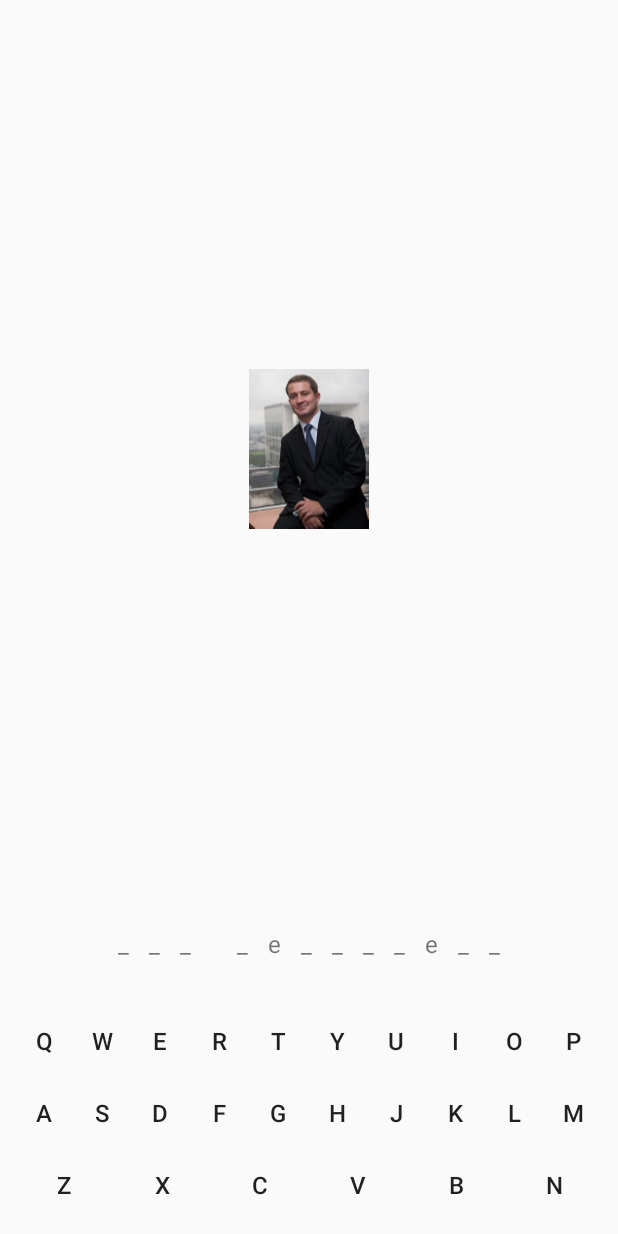
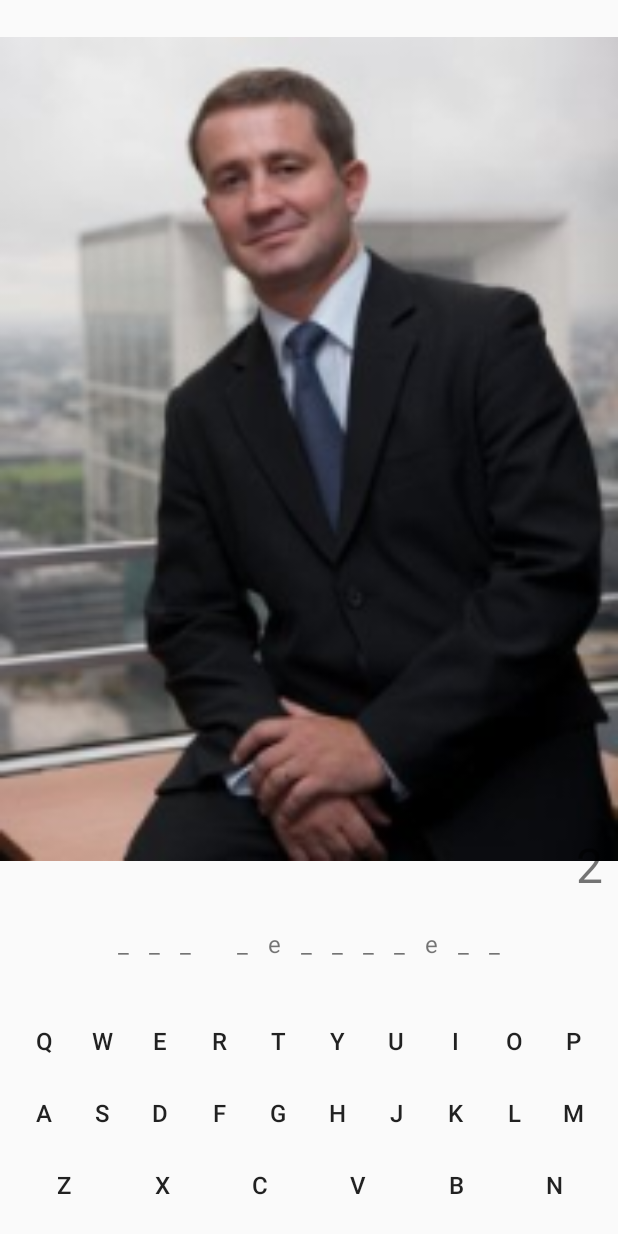
Before and after one commit to blacroix/xwhois-android, an Android app: the screen it shows after launch (GameActivity), after a tap on an icon or button, on a phone screen of 412 x 824 dp. Run offline under Robolectric (Android 15) with nearby library versions, the phone set to English and light mode, and no system bars; 2 other taps on this screen came first.

Commit message:
Loop game play

```diff
--- a/app/build.gradle
+++ b/app/build.gradle
@@ -38,6 +38,6 @@ dependencies {
     compile(
             'com.android.support:appcompat-v7:23.1.1',
             'com.android.support:design:23.1.1',
-            "org.jetbrains.kotlin:kotlin-stdlib:$kotlin_version"
+            "org.jetbrains.kotlin:kotlin-stdlib:$kotlin_version",
     )
 }
--- a/app/src/main/java/fr/xebia/xwhois/game/GameActivity.kt
+++ b/app/src/main/java/fr/xebia/xwhois/game/GameActivity.kt
@@ -5,6 +5,8 @@ import android.support.v7.app.AppCompatActivity
 import android.widget.Toast
 import fr.xebia.xwhois.R
 import fr.xebia.xwhois.keyboard.KeyboardView
+import fr.xebia.xwhois.person.Person
+import kotlinx.android.synthetic.main.activity_game.*
 import kotlinx.android.synthetic.main.view_hole_fields.*
 import kotlinx.android.synthetic.main.view_keyboard.*
 
@@ -15,11 +17,10 @@ class GameActivity : AppCompatActivity(), KeyboardView.OnKeyboardListener {
     override fun onCreate(savedInstanceState: Bundle?) {
         super.onCreate(savedInstanceState)
         setContentView(R.layout.activity_game)
-        val name = "Luc Legardeur".toLowerCase()
-        controller.name = name
-        holeFieldsLayout.bind(name);
 
         keyboardLayout.listener = this
+
+        controller.nextX()
     }
 
     override fun click(c: Char) {
@@ -28,12 +29,19 @@ class GameActivity : AppCompatActivity(), KeyboardView.OnKeyboardListener {
 
     fun correctChar(c: Char) {
         var win = holeFieldsLayout.show(c)
-        if (win) {
-            Toast.makeText(this, "Winner!", Toast.LENGTH_SHORT).show()
-        }
+        controller.win(win)
     }
 
-    fun wrongChar() {
+    fun setRemaining(remaining: Int) {
+        counterText.text = remaining.toString()
+    }
 
+    fun bind(person: Person) {
+        holeFieldsLayout.bind(person.name)
+        personImage.setImageResource(person.image)
+    }
+
+    fun message(messageId: Int) {
+        Toast.makeText(this, messageId, Toast.LENGTH_SHORT).show()
     }
 }
--- a/app/src/main/java/fr/xebia/xwhois/game/GameController.kt
+++ b/app/src/main/java/fr/xebia/xwhois/game/GameController.kt
@@ -1,14 +1,54 @@
 package fr.xebia.xwhois.game
+
+import android.os.Handler
+import fr.xebia.xwhois.R
+import fr.xebia.xwhois.person.Person
+import fr.xebia.xwhois.person.PersonService
 
 class GameController(var view: GameActivity) {
 
-    lateinit var name: String
+    lateinit var person: Person
+
+    var allowedTry = 4
+
+    var personService = PersonService()
+
+    var position = 0
+
+    var remaining = allowedTry
+
+    var pause = false
 
     fun checkChar(c: Char) {
-        if (name.contains(c)) {
-            view.correctChar(c)
-        } else {
-            view.wrongChar()
+        if (!pause) {
+            if (person.name.contains(c)) {
+                view.correctChar(c)
+            } else {
+                remaining--
+                view.setRemaining(remaining)
+                if (remaining === 0) {
+                    pause = true
+                    view.message(R.string.message_loose)
+                    Handler().postDelayed({ nextX() }, 1500)
+                }
+            }
+        }
+    }
+
+    fun nextX() {
+        pause = false
+        remaining = allowedTry
+        person = personService.persons[position]
+        view.setRemaining(remaining)
+        view.bind(person)
+        position = (position + 1) % personService.persons.size
+    }
+
+    fun win(win: Boolean) {
+        if (win) {
+            pause = true
+            view.message(R.string.message_win);
+            Handler().postDelayed({ nextX() }, 1500)
         }
     }
 
--- a/app/src/main/java/fr/xebia/xwhois/keyboard/HoleFieldsView.kt
+++ b/app/src/main/java/fr/xebia/xwhois/keyboard/HoleFieldsView.kt
@@ -6,22 +6,23 @@ import android.view.ViewGroup
 import android.widget.LinearLayout
 import android.widget.TextView
 import fr.xebia.xwhois.R
-import kotlinx.android.synthetic.main.view_keyboard.view.*
+import kotlinx.android.synthetic.main.view_hole_fields.view.*
 
 class HoleFieldsView @JvmOverloads constructor(context: Context, attrs: AttributeSet? = null, defStyleAttr: Int = 0) : LinearLayout(context, attrs, defStyleAttr) {
 
-    lateinit var name: String
-
     lateinit var group: LinearLayout
 
-    fun bind(name: String) {
-        this.name = name
+    override fun onFinishInflate() {
+        super.onFinishInflate()
 
         group = LinearLayout(context)
         group.orientation = HORIZONTAL
         group.layoutParams = LinearLayout.LayoutParams(ViewGroup.LayoutParams.WRAP_CONTENT, ViewGroup.LayoutParams.WRAP_CONTENT)
-        val holeFieldsLayout = findViewById(R.id.holeFieldsLayout) as LinearLayout
         holeFieldsLayout.addView(group)
+    }
+
+    fun bind(name: String) {
+        group.removeAllViews()
         for (i in 0..name.length - 1) {
             var textView = TextView(context)
             val textLayoutParams = LinearLayout.LayoutParams(ViewGroup.LayoutParams.WRAP_CONTENT, ViewGroup.LayoutParams.WRAP_CONTENT)
--- /dev/null
+++ b/app/src/main/java/fr/xebia/xwhois/person/Person.kt
@@ -0,0 +1,5 @@
+package fr.xebia.xwhois.person
+
+import java.util.*
+
+data class Person(val uuid: String, val name: String, val image: Int, val lastModifiedDate: Date)
--- /dev/null
+++ b/app/src/main/java/fr/xebia/xwhois/person/PersonService.kt
@@ -0,0 +1,17 @@
+package fr.xebia.xwhois.person
+
+import fr.xebia.xwhois.R
+import java.util.*
+
+class PersonService {
+
+    val persons: List<Person> = listOf(
+            Person("a", "luc legardeur", R.drawable.llegardeur, Date()),
+            Person("c", "pablo lopez", R.drawable.plopez, Date()),
+            Person("d", "julien buret", R.drawable.jburet, Date()),
+            Person("e", "julien smadja", R.drawable.jsmadja, Date()),
+            Person("f", "benjamin lacroix", R.drawable.blacroix, Date()),
+            Person("g", "simone civetta", R.drawable.scivetta, Date())
+    );
+
+}
--- a/app/src/main/res/layout/activity_game.xml
+++ b/app/src/main/res/layout/activity_game.xml
@@ -8,14 +8,29 @@
     android:orientation="vertical"
     tools:context=".game.GameActivity">
 
-    <ImageView
-        android:id="@+id/personImage"
-        android:layout_width="wrap_content"
+    <FrameLayout
+        android:layout_width="match_parent"
         android:layout_height="0dp"
         android:layout_gravity="center"
-        android:layout_weight="1"
-        android:contentDescription="@string/content_description_person_image"
-        android:src="@drawable/llegardeur"/>
+        android:layout_weight="1">
+
+        <ImageView
+            android:id="@+id/personImage"
+            android:layout_width="match_parent"
+            android:layout_height="match_parent"
+            android:contentDescription="@string/content_description_person_image"
+            android:scaleType="fitCenter"
+            android:src="@drawable/llegardeur"/>
+
+        <TextView
+            android:id="@+id/counterText"
+            android:layout_width="wrap_content"
+            android:layout_height="wrap_content"
+            android:layout_gravity="bottom|right"
+            android:layout_marginRight="10dp"
+            android:textSize="32sp"
+            tools:text="4"/>
+    </FrameLayout>
 
     <include layout="@layout/view_hole_fields"/>
 
--- a/app/src/main/res/values/strings.xml
+++ b/app/src/main/res/values/strings.xml
@@ -2,4 +2,6 @@
     <string name="app_name">xwhois</string>
     <string name="action_settings">Settings</string>
     <string name="content_description_person_image">Person\'s image</string>
+    <string name="message_win">Well done!</string>
+    <string name="message_loose">Try again</string>
 </resources>
```
Also changed, not shown: app/src/main/res/drawable-xhdpi/blacroix.png (added), app/src/main/res/drawable-xhdpi/jburet.jpg (added), app/src/main/res/drawable-xhdpi/jsmadja.png (added), app/src/main/res/drawable-xhdpi/llegardeur.jpg (renamed from app/src/main/res/drawable-xxhdpi/llegardeur.jpg), app/src/main/res/drawable-xhdpi/plopez.jpg (added), app/src/main/res/drawable-xhdpi/scivetta.jpg (added).
